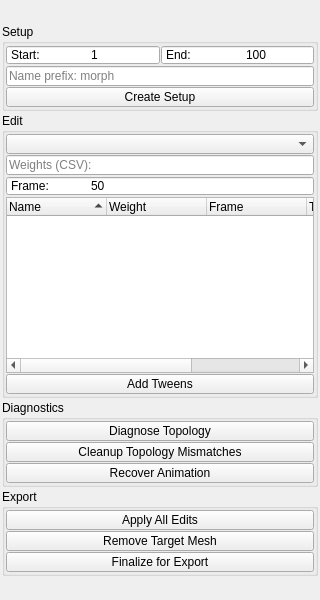
The window that mayatk/anim_utils/blendshape_animator/blendshape_animator.ui (m3trik/mayatk) describes before a commit, drawn with Qt 5.
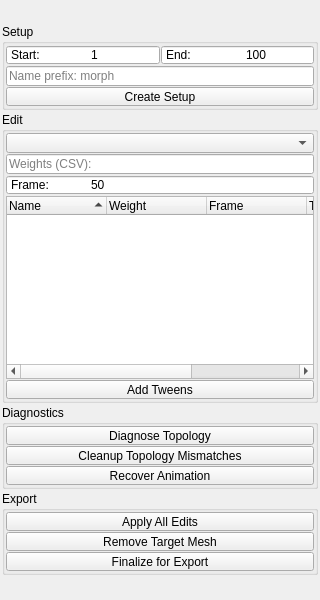
The same window after the commit. Custom widgets are drawn as their Qt base class.

Patch:
```diff
--- a/mayatk/anim_utils/blendshape_animator/blendshape_animator.ui
+++ b/mayatk/anim_utils/blendshape_animator/blendshape_animator.ui
@@ -168,13 +168,13 @@
          <property name="minimumSize">
           <size>
            <width>0</width>
-           <height>20</height>
+           <height>19</height>
           </size>
          </property>
          <property name="maximumSize">
           <size>
            <width>16777215</width>
-           <height>20</height>
+           <height>19</height>
           </size>
          </property>
          <property name="toolTip">
@@ -391,13 +391,13 @@
          <property name="minimumSize">
           <size>
            <width>0</width>
-           <height>20</height>
+           <height>19</height>
           </size>
          </property>
          <property name="maximumSize">
           <size>
            <width>16777215</width>
-           <height>20</height>
+           <height>19</height>
           </size>
          </property>
          <property name="toolTip">
@@ -445,13 +445,13 @@
          <property name="minimumSize">
           <size>
            <width>0</width>
-           <height>20</height>
+           <height>19</height>
           </size>
          </property>
          <property name="maximumSize">
           <size>
            <width>16777215</width>
-           <height>20</height>
+           <height>19</height>
           </size>
          </property>
          <property name="toolTip">
@@ -468,13 +468,13 @@
          <property name="minimumSize">
           <size>
            <width>0</width>
-           <height>20</height>
+           <height>19</height>
           </size>
          </property>
          <property name="maximumSize">
           <size>
            <width>16777215</width>
-           <height>20</height>
+           <height>19</height>
           </size>
          </property>
          <property name="toolTip">
@@ -491,13 +491,13 @@
          <property name="minimumSize">
           <size>
            <width>0</width>
-           <height>20</height>
+           <height>19</height>
           </size>
          </property>
          <property name="maximumSize">
           <size>
            <width>16777215</width>
-           <height>20</height>
+           <height>19</height>
           </size>
          </property>
          <property name="toolTip">
@@ -541,13 +541,13 @@
          <property name="minimumSize">
           <size>
            <width>0</width>
-           <height>20</height>
+           <height>19</height>
           </size>
          </property>
          <property name="maximumSize">
           <size>
            <width>16777215</width>
-           <height>20</height>
+           <height>19</height>
           </size>
          </property>
          <property name="toolTip">
@@ -563,13 +563,13 @@
          <property name="minimumSize">
           <size>
            <width>0</width>
-           <height>20</height>
+           <height>19</height>
           </size>
          </property>
          <property name="maximumSize">
           <size>
            <width>16777215</width>
-           <height>20</height>
+           <height>19</height>
           </size>
          </property>
          <property name="toolTip">
@@ -586,13 +586,13 @@
          <property name="minimumSize">
           <size>
            <width>0</width>
-           <height>20</height>
+           <height>19</height>
           </size>
          </property>
          <property name="maximumSize">
           <size>
            <width>16777215</width>
-           <height>20</height>
+           <height>19</height>
           </size>
          </property>
          <property name="toolTip">
```
